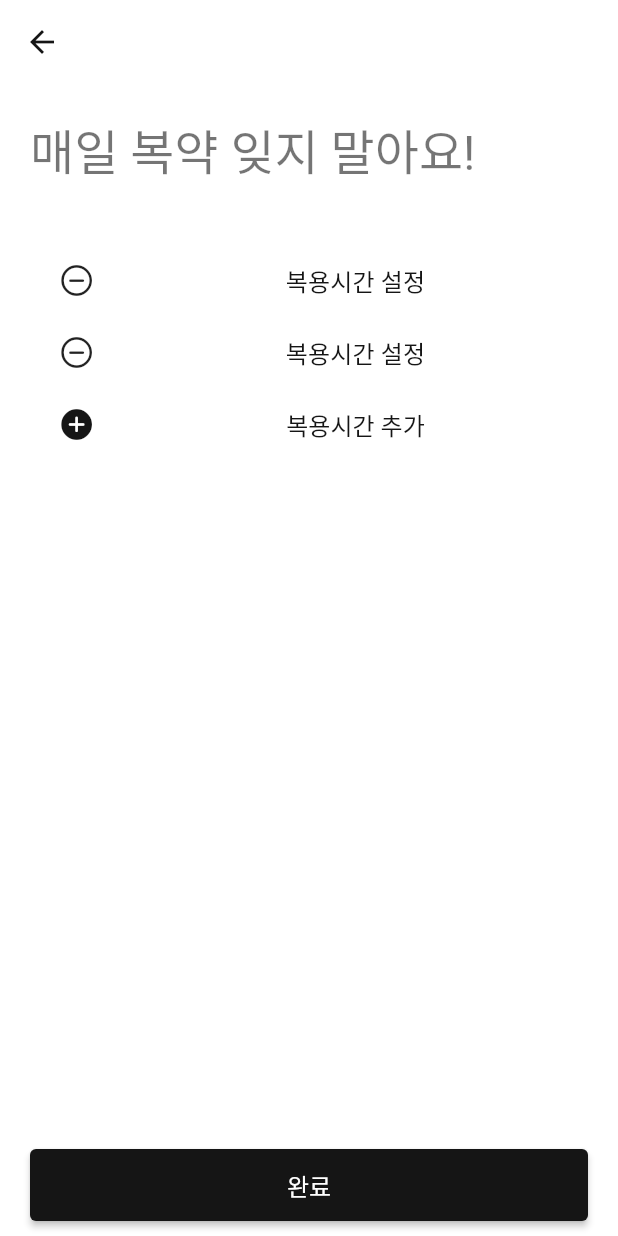
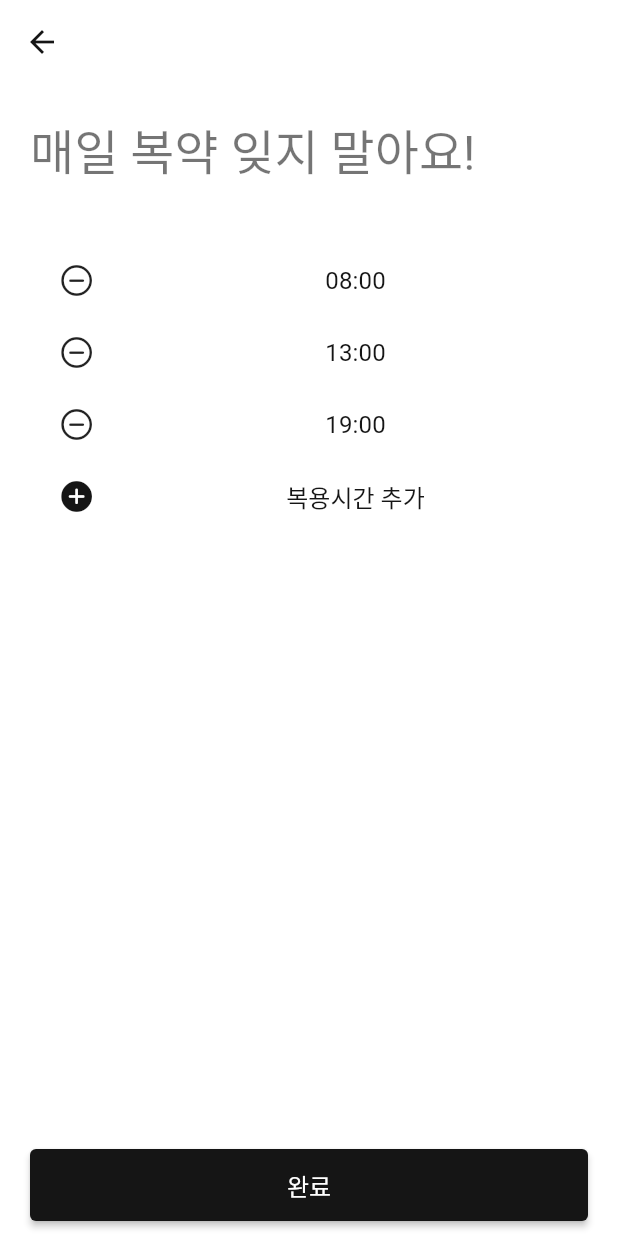
Before and after one commit to taeyun1/Capsule_Project, a Flutter app: the AddAlarmPage screen opened directly with empty values, on a phone screen of 412 x 824 dp. Run offline on Flutter 3.47's test engine with Material 2 defaults, Android fonts, the light colour scheme and no system bars; our stand-ins replace image_picker; Roboto replaces fonts that are missing (GmarketSansTTF).

Commit message:
CapsuleProject : 두번째 추가창, 기능 구현 (알림 삭제 및 추가, 알림 시간 포커싱)

```diff
--- a/lib/pages/add_medicine/add_alarm_page.dart
+++ b/lib/pages/add_medicine/add_alarm_page.dart
@@ -5,16 +5,28 @@ import 'package:capsule/components/capsule_constants.dart';
 import 'package:capsule/components/capsule_widgets.dart';
 import 'package:flutter/cupertino.dart';
 import 'package:flutter/material.dart';
+import 'package:intl/intl.dart';
 
 import 'components/add_page_widget.dart';
 
-class AddAlarmPage extends StatelessWidget {
+class AddAlarmPage extends StatefulWidget {
   const AddAlarmPage(
       {Key? key, required this.medicineImage, required this.medicineName})
       : super(key: key);
 
   final File? medicineImage;
   final String medicineName;
+
+  @override
+  State<AddAlarmPage> createState() => _AddAlarmPageState();
+}
+
+class _AddAlarmPageState extends State<AddAlarmPage> {
+  final _alarms = <String>{
+    '08:00',
+    '13:00',
+    '19:00',
+  };
 
   @override
   Widget build(BuildContext context) {
@@ -29,11 +41,12 @@ class AddAlarmPage extends StatelessWidget {
           const SizedBox(height: largeSpace),
           Expanded(
             child: ListView(
-              children: const [
-                AlarmBox(),
-                AlarmBox(),
-                AddAlarmBoxButton(),
-              ],
+              children: alarmWidgets,
+              // children: const [
+              //   AlarmBox(),
+              //   AlarmBox(),
+              //   AddAlarmBoxButton(),
+              // ],
             ),
           ),
         ],
@@ -44,21 +57,57 @@ class AddAlarmPage extends StatelessWidget {
       ),
     );
   }
+
+  List<Widget> get alarmWidgets {
+    final children = <Widget>[];
+    children.addAll(
+      _alarms.map((alarmTime) => AlarmBox(
+          time: alarmTime,
+          onPressedMinus: () {
+            setState(() {
+              _alarms.remove(alarmTime);
+            });
+          })),
+    ); // map은 새 list반환, alarms에 영향이 안감
+
+    /// 복용시간 추가 버튼 누를 시 실행
+    children.add(AddAlarmBoxButton(
+      onPressedAdd: () {
+        final now = DateTime.now(); // 현재 시간 출력
+        final nowTime = DateFormat('HH:mm').format(now); // 18:6 -> 18:06 으로 출력
+        setState(() {
+          // _alarms.add('${now.hour}:${now.minute}');
+          _alarms.add(nowTime);
+        });
+      },
+    ));
+    return children;
+  }
 }
 
 class AlarmBox extends StatelessWidget {
   const AlarmBox({
     Key? key,
+    required this.time,
+    required this.onPressedMinus,
   }) : super(key: key);
+
+  final String time;
+
+  final VoidCallback? onPressedMinus;
 
   @override
   Widget build(BuildContext context) {
+    // String time값을 갖고있고, 반환되는건 DateTime
+    final initTime = DateFormat('HH:mm').parse(time);
+
     return Row(
       children: [
         Expanded(
           flex: 1,
           child: IconButton(
-            onPressed: () {},
+            // 마이너스 함수 처리하는것을 여기 안에서 처리하지 않고, 밖 AddAlarmPage에서 처리하게끔 설정
+            onPressed: onPressedMinus,
             icon: const Icon(CupertinoIcons.minus_circle),
           ),
         ),
@@ -71,6 +120,30 @@ class AlarmBox extends StatelessWidget {
               showModalBottomSheet(
                 context: context,
                 builder: (context) {
+                  return TimePickerBottomSheet(
+                    initialDateTime: initTime,
+                  );
+                },
+              );
+            },
+            child: Text(time),
+          ),
+        ),
+      ],
+    );
+  }
+}
+
+class TimePickerBottomSheet extends StatelessWidget {
+  const TimePickerBottomSheet({
+    Key? key,
+    required this.initialDateTime,
+  }) : super(key: key);
+
+  final DateTime initialDateTime;
+
+  @override
+  Widget build(BuildContext context) {
     return BottomSheetBody(
       children: [
         SizedBox(
@@ -79,6 +152,7 @@ class AlarmBox extends StatelessWidget {
           child: CupertinoDatePicker(
             onDateTimeChanged: (dateTime) {},
             mode: CupertinoDatePickerMode.time, // 시간만 선택하게 설정
+            initialDateTime: initialDateTime, // TimePicker를 누르면, 그 시간으로 포커싱
           ),
         ),
         const SizedBox(height: regulerSpace),
@@ -90,8 +164,7 @@ class AlarmBox extends StatelessWidget {
                 child: ElevatedButton(
                   onPressed: () {},
                   style: ElevatedButton.styleFrom(
-                                  textStyle:
-                                      Theme.of(context).textTheme.subtitle1,
+                    textStyle: Theme.of(context).textTheme.subtitle1,
                     primary: Colors.white,
                     onPrimary: CapsuleColors.primaryColor,
                   ),
@@ -106,8 +179,7 @@ class AlarmBox extends StatelessWidget {
                 child: ElevatedButton(
                   onPressed: () {},
                   style: ElevatedButton.styleFrom(
-                                  textStyle:
-                                      Theme.of(context).textTheme.subtitle1,
+                    textStyle: Theme.of(context).textTheme.subtitle1,
                   ),
                   child: const Text('선택'),
                 ),
@@ -117,21 +189,16 @@ class AlarmBox extends StatelessWidget {
         )
       ],
     );
-                },
-              );
-            },
-            child: Text('복용시간 설정'),
-          ),
-        ),
-      ],
-    );
   }
 }
 
 class AddAlarmBoxButton extends StatelessWidget {
   const AddAlarmBoxButton({
     Key? key,
+    required this.onPressedAdd,
   }) : super(key: key);
+
+  final VoidCallback? onPressedAdd;
 
   @override
   Widget build(BuildContext context) {
@@ -139,7 +206,7 @@ class AddAlarmBoxButton extends StatelessWidget {
       style: TextButton.styleFrom(
           padding: const EdgeInsets.symmetric(horizontal: 0, vertical: 6),
           textStyle: Theme.of(context).textTheme.subtitle1),
-      onPressed: () {},
+      onPressed: onPressedAdd,
       child: Row(
         children: const [
           Expanded(
--- a/pubspec.yaml
+++ b/pubspec.yaml
@@ -38,6 +38,9 @@ dependencies:
   # IOS는 info.plist파일에 가서 native Settings을 해줘야함(권한이 필요한 이유 설명)
   image_picker: ^0.8.5+3
   provider: ^6.0.3
+
+  # DateTime Formate (18:6 -> 18:06 으로 형식 바꾸고 싶을 때)
+  intl: ^0.17.0
 
 dev_dependencies:
   flutter_test:
```
Also changed, not shown: pubspec.lock. Lines whose indentation alone changed are shown as unchanged.
